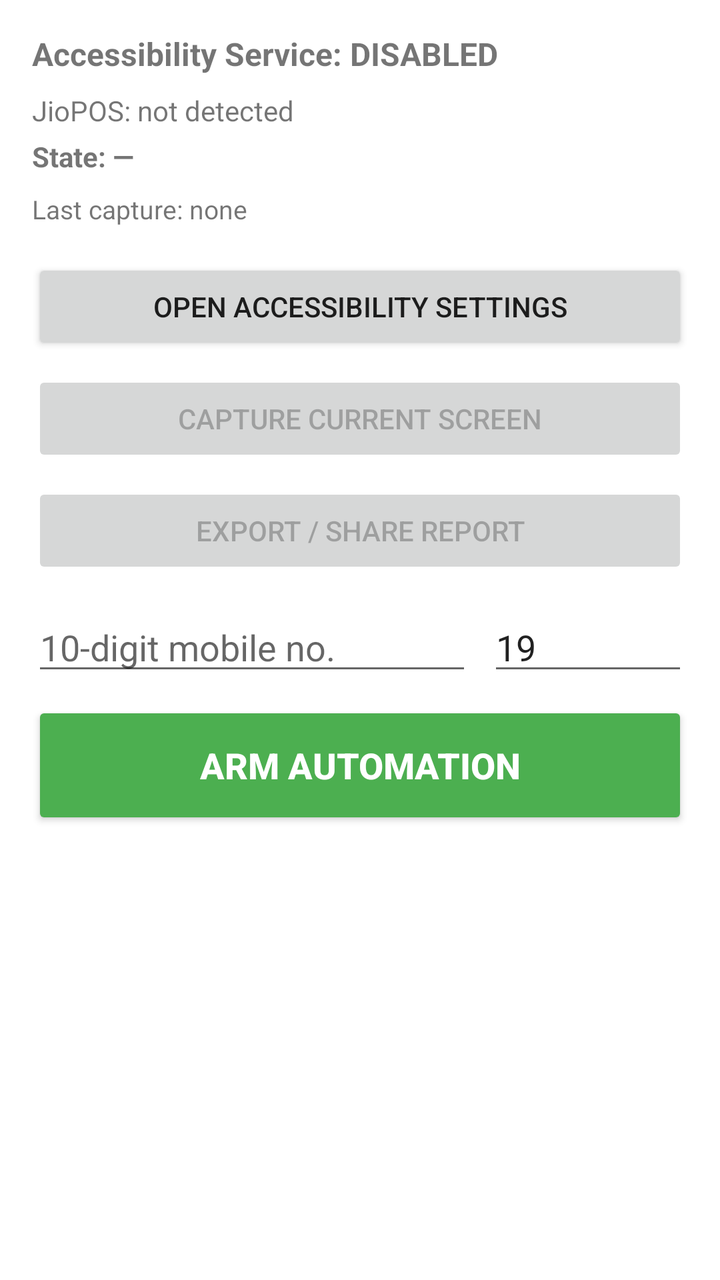
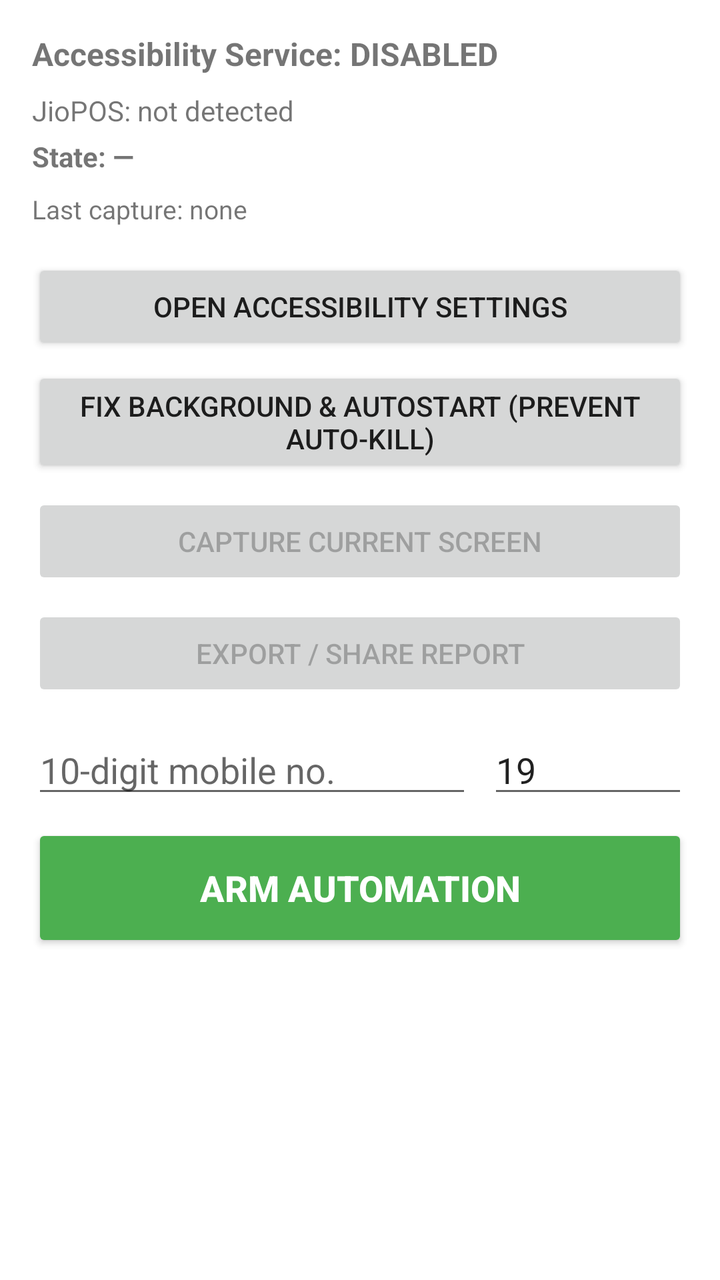

An Android layout rendered at two revisions. The XML below is the earlier revision; the diff shows what the commit changed to produce the second picture.
<!-- AndroidManifest.xml: application theme Theme.JioPOSInspector -->
<!-- res/layout/activity_main.xml -->
<?xml version="1.0" encoding="utf-8"?>
<LinearLayout xmlns:android="http://schemas.android.com/apk/res/android"
    android:layout_width="match_parent"
    android:layout_height="match_parent"
    android:orientation="vertical"
    android:padding="16dp">

    <TextView
        android:id="@+id/tvServiceStatus"
        android:layout_width="match_parent"
        android:layout_height="wrap_content"
        android:text="Accessibility Service: DISABLED"
        android:textSize="16sp"
        android:textStyle="bold" />

    <TextView
        android:id="@+id/tvJioPosStatus"
        android:layout_width="match_parent"
        android:layout_height="wrap_content"
        android:layout_marginTop="8dp"
        android:text="JioPOS: not detected"
        android:textSize="14sp" />

    <TextView
        android:id="@+id/tvJioPosState"
        android:layout_width="match_parent"
        android:layout_height="wrap_content"
        android:layout_marginTop="4dp"
        android:text="State: —"
        android:textSize="14sp"
        android:textStyle="bold" />

    <TextView
        android:id="@+id/tvLastCapture"
        android:layout_width="match_parent"
        android:layout_height="wrap_content"
        android:layout_marginTop="8dp"
        android:text="Last capture: none"
        android:textSize="13sp" />

    <Button
        android:id="@+id/btnEnableService"
        android:layout_width="match_parent"
        android:layout_height="wrap_content"
        android:layout_marginTop="16dp"
        android:text="Open Accessibility Settings" />

    <Button
        android:id="@+id/btnCapture"
        android:layout_width="match_parent"
        android:layout_height="wrap_content"
        android:layout_marginTop="8dp"
        android:enabled="false"
        android:text="Capture Current Screen" />

    <Button
        android:id="@+id/btnShare"
        android:layout_width="match_parent"
        android:layout_height="wrap_content"
        android:layout_marginTop="8dp"
        android:enabled="false"
        android:text="Export / Share Report" />

    
    <LinearLayout
        android:layout_width="match_parent"
        android:layout_height="wrap_content"
        android:layout_marginTop="12dp"
        android:orientation="horizontal">

        <EditText
            android:id="@+id/etPhoneNumber"
            android:layout_width="0dp"
            android:layout_height="wrap_content"
            android:layout_weight="1"
            android:hint="10-digit mobile no."
            android:inputType="phone"
            android:maxLength="10" />

        <EditText
            android:id="@+id/etPlanAmount"
            android:layout_width="100dp"
            android:layout_height="wrap_content"
            android:layout_marginStart="8dp"
            android:text="19"
            android:hint="Amount"
            android:inputType="number"
            android:maxLength="4" />
    </LinearLayout>

    <Button
        android:id="@+id/btnStartAutomation"
        android:layout_width="match_parent"
        android:layout_height="64dp"
        android:layout_marginTop="8dp"
        android:text="ARM AUTOMATION"
        android:textSize="18sp"
        android:textStyle="bold"
        android:backgroundTint="#4CAF50"
        android:textColor="#FFFFFF" />

    <ScrollView

        android:layout_width="match_parent"
        android:layout_height="0dp"
        android:layout_marginTop="12dp"
        android:layout_weight="1">

        <TextView
            android:id="@+id/tvLog"
            android:layout_width="match_parent"
            android:layout_height="wrap_content"
            android:fontFamily="monospace"
            android:textSize="11sp" />
    </ScrollView>

</LinearLayout>
<!-- resources referenced by this layout -->
<resources>
  <style name="Theme.JioPOSInspector" parent="Theme.MaterialComponents.DayNight.DarkActionBar">
          <item name="colorPrimary">@color/purple_500</item>
          <item name="colorPrimaryVariant">@color/purple_700</item>
          <item name="colorOnPrimary">@color/white</item>
          <item name="colorSecondary">@color/teal_200</item>
          <item name="colorSecondaryVariant">@color/teal_700</item>
          <item name="colorOnSecondary">@color/black</item>
          <item name="android:statusBarColor">?attr/colorPrimaryVariant</item>
      </style>
  <color name="purple_500">#FF6200EE</color>
  <color name="purple_700">#FF3700B3</color>
  <color name="white">#FFFFFFFF</color>
  <color name="teal_200">#FF03DAC5</color>
  <color name="teal_700">#FF018786</color>
  <color name="black">#FF000000</color>
</resources>

<!-- the commit's change to res/layout/activity_main.xml (unified diff, before → after) -->
@@ -44,6 +44,13 @@
         android:layout_height="wrap_content"
         android:layout_marginTop="16dp"
         android:text="Open Accessibility Settings" />
+
+    <Button
+        android:id="@+id/btnBatteryOptimization"
+        android:layout_width="match_parent"
+        android:layout_height="wrap_content"
+        android:layout_marginTop="6dp"
+        android:text="Fix Background &amp; Autostart (Prevent Auto-Kill)" />
 
     <Button
         android:id="@+id/btnCapture"
